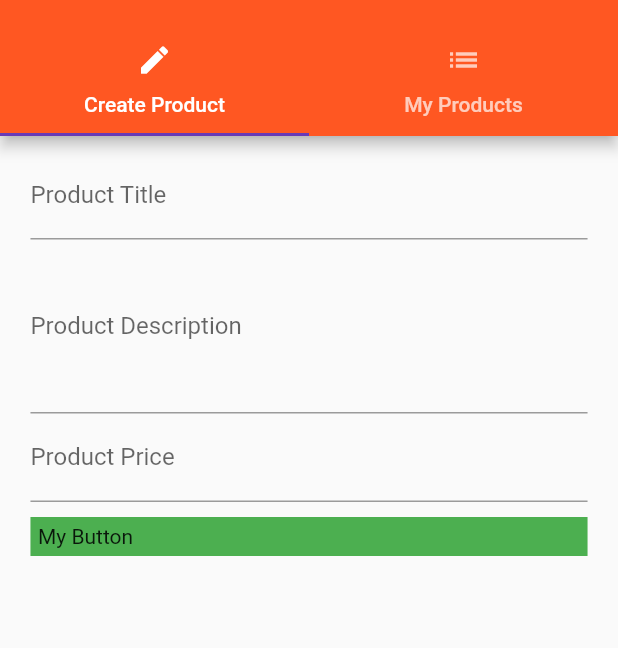
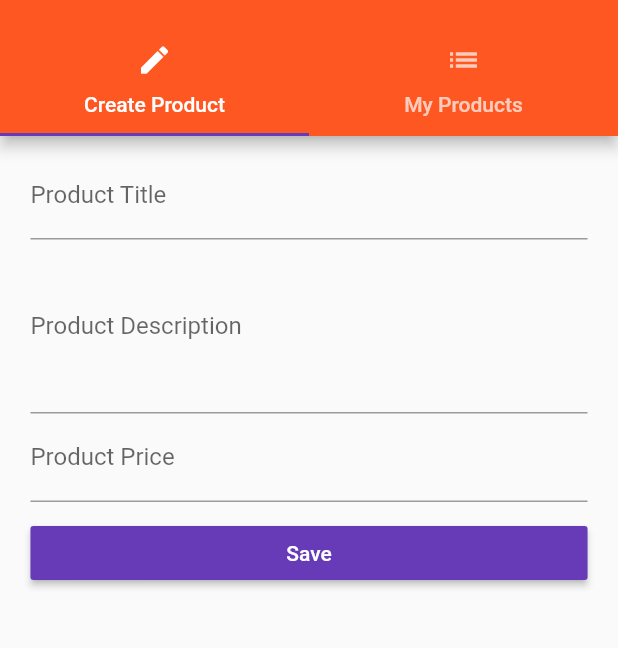
Before and after one commit to SakinaBoriwala21/flutter-course, a Flutter app: the ProductsAdminPage screen opened by its route, on a phone screen of 412 x 824 dp, the part 59-707 px from its top. Run offline on Flutter 3.47's test engine with Material 2 defaults, Android fonts, the phone set to English and light mode, and no system bars.

Commit message:
use Form widget to create forms
- Add Validation for TextFormField()
- Use GlobalKey<FormState> to confirm validation and save form

```diff
--- a/lib/pages/product.dart
+++ b/lib/pages/product.dart
@@ -19,6 +19,7 @@ class ProductPage extends StatelessWidget {
       mainAxisAlignment: MainAxisAlignment.center,
       children: <Widget>[
         AddressTag('Australia'),
+        SizedBox(width: 5.0,),
         PriceTag(price.toString()),
       ],
     );
--- a/lib/pages/product_create.dart
+++ b/lib/pages/product_create.dart
@@ -1,6 +1,4 @@
 import 'package:flutter/material.dart';
-
-import './products.dart';
 
 class ProductCreatePage extends StatefulWidget {
   final Function addProduct;
@@ -14,53 +12,67 @@ class ProductCreatePage extends StatefulWidget {
 }
 
 class _ProductCreatePageState extends State<ProductCreatePage> {
-  String _titleValue;
-  String _descriptionValue;
-  double _priceValue;
+
+  final Map<String, dynamic> _formData = {
+    'title': null,
+    'description': null,
+    'price':null,
+    'image': 'assets/healthy.jpg',
+  };
+  final GlobalKey<FormState> _formKey = GlobalKey<FormState>();
 
   Widget _buildTitleTextField() {
-    return TextField(
+    return TextFormField(
       decoration: InputDecoration(labelText: 'Product Title'),
-      onChanged: (String value) {
-        setState(() {
-          _titleValue = value;
-        });
+      validator: (String value) {
+        if (value.isEmpty || value.length < 5) {
+          return 'Title is required and should be more than 5 characters';
+        }
+      },
+      onSaved: (String value) {
+        _formData['title'] = value;
       },
     );
   }
 
   Widget _buildDescriptionTextField() {
-    return TextField(
+    return TextFormField(
       maxLines: 4,
+      validator: (String value) {
+        if (value.isEmpty || value.length < 10) {
+          return 'Description is required and should be more than 10 characters';
+        }
+      },
       decoration: InputDecoration(labelText: 'Product Description'),
-      onChanged: (String value) {
-        setState(() {
-          _descriptionValue = value;
-        });
+      onSaved: (String value) {
+        _formData['description'] = value;
       },
     );
   }
 
   Widget _buildPriceTextField() {
-    return TextField(
+    return TextFormField(
+      validator: (String value) {
+        if (value.isEmpty ||
+            !RegExp(r'^(?:[1-9]\d*|0)?(?:\.\d+)?$').hasMatch(value)) {
+          return 'Title is required and should be more than 5 characters';
+        }
+      },
       keyboardType: TextInputType.number,
       decoration: InputDecoration(labelText: 'Product Price'),
-      onChanged: (String value) {
-        setState(() {
-          _priceValue = double.parse(value);
-        });
+      onSaved: (String value) {
+        _formData['price'] = double.parse(value);
       },
     );
   }
 
   void _submitForm() {
-    final Map<String, dynamic> product = {
-      'title': _titleValue,
-      'description': _descriptionValue,
-      'price': _priceValue,
-      'image': 'assets/healthy.jpg',
-    };
-    widget.addProduct(product);
+    if (!_formKey.currentState.validate()) {
+      return;
+    }
+    _formKey.currentState.save();
+
+    widget.addProduct(_formData);
     Navigator.pushReplacementNamed(context, '/products');
   }
 
@@ -69,8 +81,14 @@ class _ProductCreatePageState extends State<ProductCreatePage> {
     final double deviceWidth = MediaQuery.of(context).size.width;
     final double targetWidth = deviceWidth > 550.0 ? 500 : deviceWidth * 0.95;
     final double targetPadding = deviceWidth - targetWidth;
-    return Container(
+    return GestureDetector(
+      onTap: () {
+        FocusScope.of(context).requestFocus(FocusNode());
+      },
+      child: Container(
         margin: EdgeInsets.all(10),
+        child: Form(
+          key: _formKey,
           child: ListView(
             padding: EdgeInsets.symmetric(horizontal: targetPadding / 2),
             children: <Widget>[
@@ -78,20 +96,14 @@ class _ProductCreatePageState extends State<ProductCreatePage> {
               _buildDescriptionTextField(),
               _buildPriceTextField(),
               SizedBox(height: 10),
-          // RaisedButton(
-          //   child: Text('Save'),
-          //   textColor: Colors.white,
-          //   onPressed: _submitForm,
-          // )
-          GestureDetector(
-            onTap: _submitForm,
-            child: Container(
-              color: Colors.green,
-              padding: EdgeInsets.all(5.0),
-              child: Text('My Button'),
+              RaisedButton(
+                child: Text('Save'),
+                textColor: Colors.white,
+                onPressed: _submitForm,
+              )
+            ],
           ),
         ),
-        ],
       ),
     );
   }
```
Lines whose indentation alone changed are shown as unchanged.
